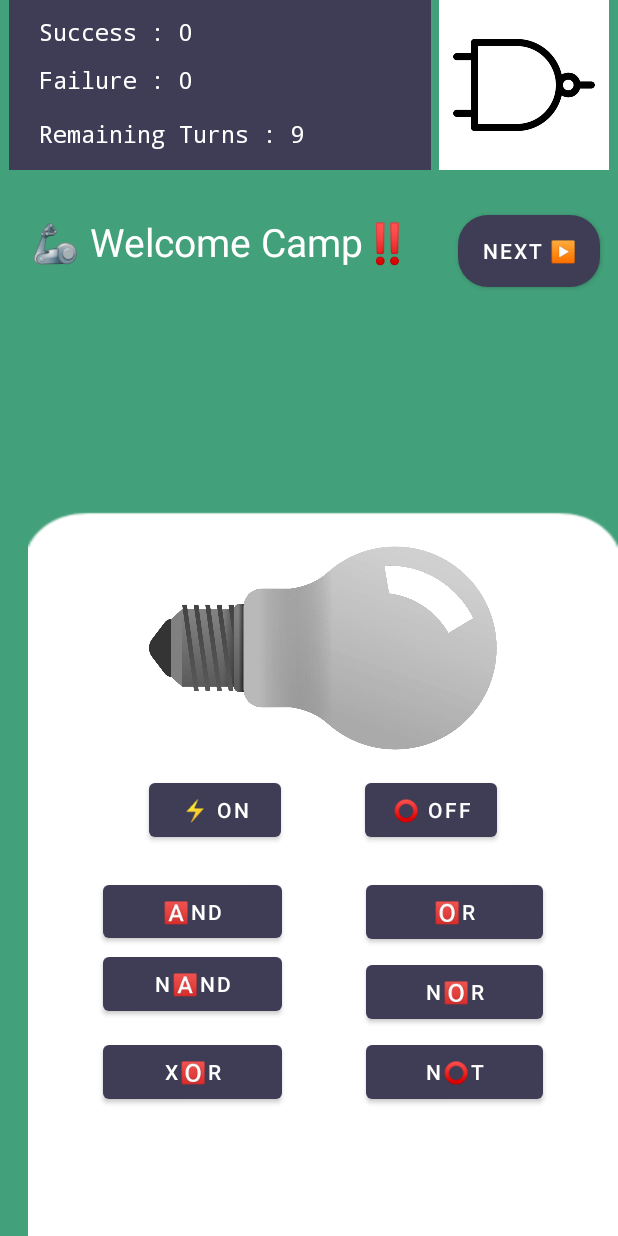
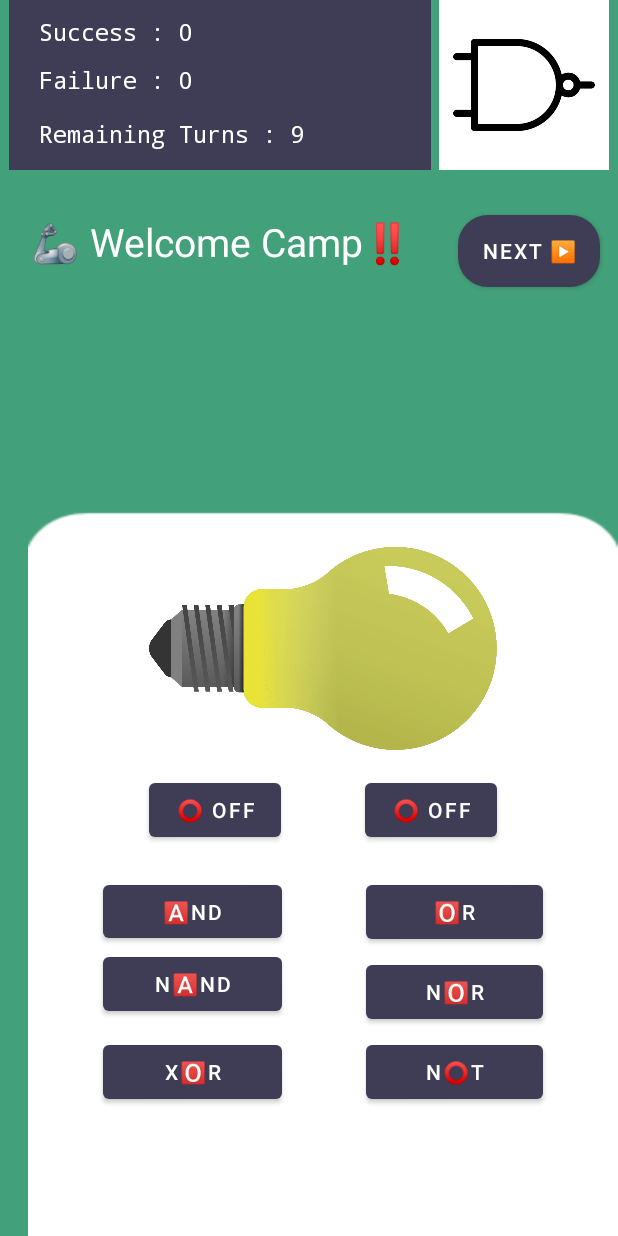
Before and after one commit to Eenyi/LogicGatesApk, an Android app: the Playground screen opened directly, with no data from a screen before it, after a tap on "NEXT ▶️", on a phone screen of 412 x 824 dp. Run offline under Robolectric (Android 15) with nearby library versions, the phone set to English and light mode, and no system bars.

Commit message:
bulb buggy

```diff
--- a/app/src/main/java/com/example/logicgates/Playground.java
+++ b/app/src/main/java/com/example/logicgates/Playground.java
@@ -10,18 +10,44 @@ import android.widget.Button;
 import android.widget.ImageView;
 import android.widget.TextView;
 
+import java.util.ArrayList;
+import java.util.List;
 import java.util.Random;
 
 public class Playground extends AppCompatActivity implements View.OnClickListener {
     TextView playHeading, p_result, p_count, p_s, p_f;
     Intent intent;
-    ImageView p_img;
+    ImageView p_img, p_bulb;
     Random rand = new Random();
     int [] arrDrawableGateImages = new int[]{R.drawable.and, R.drawable.or, R.drawable.nand, R.drawable.nor, R.drawable.not, R.drawable.xor};
     String [] gatesNames = new String[] {"AND", "OR", "NAND", "NOR", "NOT", "XOR"};
-    Button p_next, p_and, p_or, p_nand, p_nor, p_xor, p_not;
+    Button p_next, p_and, p_or, p_nand, p_nor, p_xor, p_not, p_ter1, p_ter2;
     int turnCount, currentImgID, success, failure;
     String currentImgName;
+    boolean ter1, ter2;
+    TruthTable [] andTruthTable = {new TruthTable("⭕ OFF", "⭕ OFF", R.drawable.off, R.drawable.and),
+            new TruthTable("⚡ ON", "⚡ ON", R.drawable.on, R.drawable.and),
+            new TruthTable("⚡ ON", "⭕ OFF", R.drawable.off, R.drawable.and),
+            new TruthTable("⭕ OFF", "⚡ ON", R.drawable.off, R.drawable.and)};
+    TruthTable [] nandTruthTable = {new TruthTable("⭕ OFF", "⭕ OFF", R.drawable.on, R.drawable.nand),
+            new TruthTable("⚡ ON", "⚡ ON", R.drawable.off, R.drawable.nand),
+            new TruthTable("⚡ ON", "⭕ OFF", R.drawable.on, R.drawable.nand),
+            new TruthTable("⭕ OFF", "⚡ ON", R.drawable.on, R.drawable.nand)};
+    TruthTable [] orTruthTable = {new TruthTable("⭕ OFF", "⭕ OFF", R.drawable.off, R.drawable.or),
+            new TruthTable("⚡ ON", "⚡ ON", R.drawable.on, R.drawable.or),
+            new TruthTable("⚡ ON", "⭕ OFF", R.drawable.on, R.drawable.or),
+            new TruthTable("⭕ OFF", "⚡ ON", R.drawable.on, R.drawable.or)};
+    TruthTable [] norTruthTable = {new TruthTable("⭕ OFF", "⭕ OFF", R.drawable.on, R.drawable.nor),
+            new TruthTable("⚡ ON", "⚡ ON", R.drawable.off, R.drawable.nor),
+            new TruthTable("⚡ ON", "⭕ OFF", R.drawable.off, R.drawable.nor),
+            new TruthTable("⭕ OFF", "⚡ ON", R.drawable.off, R.drawable.nor)};
+    TruthTable [] xorTruthTable = {new TruthTable("⭕ OFF", "⭕ OFF", R.drawable.off, R.drawable.xor),
+            new TruthTable("⚡ ON", "⚡ ON", R.drawable.off, R.drawable.xor),
+            new TruthTable("⚡ ON", "⭕ OFF", R.drawable.on, R.drawable.xor),
+            new TruthTable("⭕ OFF", "⚡ ON", R.drawable.on, R.drawable.xor)};
+    TruthTable [] notTruthTable = {new TruthTable("-", "⚡ ON", R.drawable.off, R.drawable.not),
+            new TruthTable("-", "⭕ OFF", R.drawable.on, R.drawable.not)};
+    List<TruthTable[]> truthTablesList = new ArrayList<TruthTable[]>();
     @Override
     protected void onCreate(Bundle savedInstanceState) {
         super.onCreate(savedInstanceState);
@@ -31,14 +57,24 @@ public class Playground extends AppCompatActivity implements View.OnClickListene
         p_count = findViewById(R.id.p_count);
         p_s = findViewById(R.id.p_s);
         p_f = findViewById(R.id.p_f);
+        p_bulb = findViewById(R.id.p_bulb);
         intent = getIntent();
         playHeading.setText(intent.getStringExtra("username"));
         p_img = findViewById(R.id.p_img);
         setGateImageRandomly();
         setButtonListeners();
+        setP_bulb();
         turnCount = 10;
         failure = 0;
         success = 0;
+        ter1 = false;
+        ter2 = false;
+        truthTablesList.add(andTruthTable);
+        truthTablesList.add(nandTruthTable);
+        truthTablesList.add(orTruthTable);
+        truthTablesList.add(norTruthTable);
+        truthTablesList.add(xorTruthTable);
+        truthTablesList.add(notTruthTable);
     }
 
     @Override
@@ -50,6 +86,7 @@ public class Playground extends AppCompatActivity implements View.OnClickListene
                 if (turnCount != 0) {
                     setGateImageRandomly();
                     setOptionDisabled(true);
+                    setP_bulb();
                     p_result.setText("");
                     p_count.setText("Remaining Turns : " + --turnCount);
                 }
@@ -105,6 +142,28 @@ public class Playground extends AppCompatActivity implements View.OnClickListene
                     p_result.setText(no);
                 }
                 break;
+            case R.id.p_ter1:
+                setP_bulb();
+                if (!ter1){
+                    p_ter1.setText("⚡ ON");
+                    ter1 = true;
+                }
+                else {
+                    p_ter1.setText("⭕ OFF");
+                    ter1 = false;
+                }
+                break;
+            case R.id.p_ter2:
+                setP_bulb();
+                if (!ter2){
+                    p_ter2.setText("⚡ ON");
+                    ter2 = true;
+                }
+                else {
+                    p_ter2.setText("⭕ OFF");
+                    ter2 = false;
+                }
+                break;
             default:
                 throw new IllegalStateException("Unexpected value: " + v.getId());
         }
@@ -115,6 +174,26 @@ public class Playground extends AppCompatActivity implements View.OnClickListene
         p_img.setImageResource(arrDrawableGateImages[selectedGateIndex]);
         currentImgID = arrDrawableGateImages[selectedGateIndex];
         currentImgName = gatesNames[getIndex(arrDrawableGateImages, currentImgID)];
+    }
+
+    protected void setP_bulb() {
+        for (TruthTable[] truthTable: truthTablesList) {
+            if (currentImgID == truthTable[0].drawableID && currentImgID != R.drawable.not) {
+                for (TruthTable possibility: truthTable) {
+                    if (p_ter1.getText().equals(possibility.in1) && p_ter2.getText().equals(possibility.in2)) {
+                        p_bulb.setImageResource(possibility.bulbID);
+                    }
+                }
+            }
+            if (currentImgID == truthTable[0].drawableID && currentImgID == R.drawable.not) {
+                for (TruthTable possibility: truthTable) {
+                    if (p_ter1.getText().equals(possibility.in2)) {
+                        p_bulb.setImageResource(possibility.bulbID);
+                    }
+                }
+            }
+        }
+
     }
 
     protected void setButtonListeners() {
@@ -132,6 +211,10 @@ public class Playground extends AppCompatActivity implements View.OnClickListene
         p_xor.setOnClickListener(this);
         p_not =findViewById(R.id.p_not);
         p_not.setOnClickListener(this);
+        p_ter1 =findViewById(R.id.p_ter1);
+        p_ter1.setOnClickListener(this);
+        p_ter2 =findViewById(R.id.p_ter2);
+        p_ter2.setOnClickListener(this);
     }
 
     protected boolean checkGuess(int optionID) {
--- /dev/null
+++ b/app/src/main/java/com/example/logicgates/TruthTable.java
@@ -0,0 +1,15 @@
+package com.example.logicgates;
+
+public class TruthTable {
+    String in1;
+    String in2;
+    int bulbID;
+    int drawableID;
+
+    TruthTable(String i1, String i2, int bulb, int id) {
+        in1 = i1;
+        in2 = i2;
+        bulbID = bulb;
+        drawableID = id;
+    }
+}
--- a/app/src/main/res/values/strings.xml
+++ b/app/src/main/res/values/strings.xml
@@ -5,7 +5,7 @@
     <string name="start">Start</string>
     <string name="scoreboard">Score Board</string>
     <string name="welcome">🦾 Welcome Camp‼️</string>
-    <string name="ter1">⚡ ON</string>
+    <string name="ter1">⭕ OFF</string>
     <string name="ter2">⭕ OFF</string>
     <string name="and">🅰️ND</string>
     <string name="or">🅾️R</string>
```
